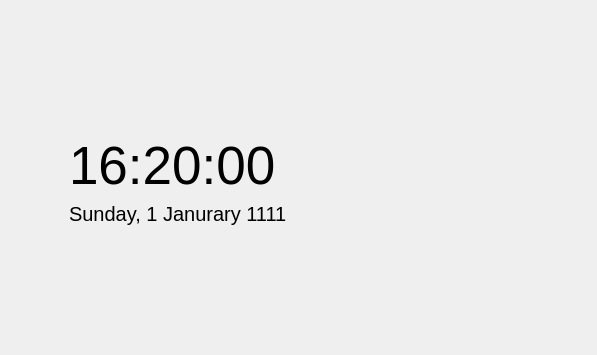
Old version of the form infopanedropdown.ui in the repository vicr123/theshell.
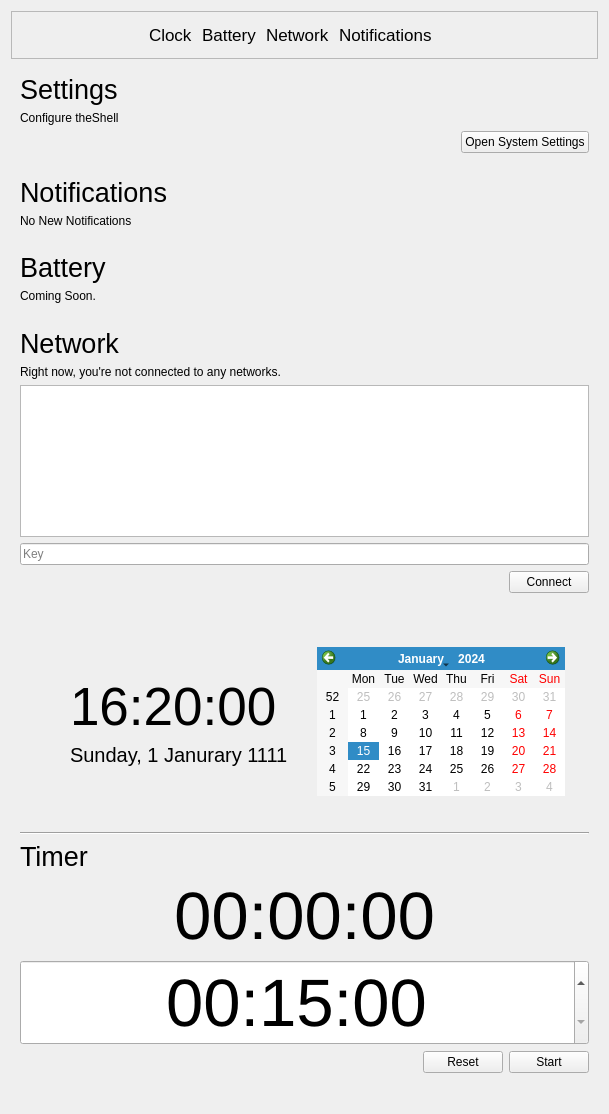
New version of the form. Icons and pictures are not drawn. Custom widgets are drawn as their Qt base class.

What changed in the file:
```diff
--- a/infopanedropdown.ui
+++ b/infopanedropdown.ui
@@ -6,37 +6,248 @@
    <rect>
     <x>0</x>
     <y>0</y>
-    <width>597</width>
-    <height>355</height>
+    <width>609</width>
+    <height>1114</height>
    </rect>
   </property>
   <property name="windowTitle">
    <string>Dialog</string>
   </property>
-  <widget class="QFrame" name="clockFrame">
-   <property name="geometry">
-    <rect>
-     <x>10</x>
-     <y>10</y>
-     <width>581</width>
-     <height>341</height>
-    </rect>
-   </property>
-   <property name="frameShape">
-    <enum>QFrame::NoFrame</enum>
-   </property>
-   <property name="frameShadow">
-    <enum>QFrame::Raised</enum>
-   </property>
-   <layout class="QHBoxLayout" name="horizontalLayout">
-    <item>
-     <layout class="QVBoxLayout" name="verticalLayout">
-      <property name="leftMargin">
-       <number>50</number>
+  <layout class="QVBoxLayout" name="verticalLayout_3">
+   <item>
+    <widget class="QFrame" name="partFrame">
+     <property name="font">
+      <font>
+       <pointsize>13</pointsize>
+      </font>
+     </property>
+     <property name="frameShape">
+      <enum>QFrame::StyledPanel</enum>
+     </property>
+     <property name="frameShadow">
+      <enum>QFrame::Raised</enum>
+     </property>
+     <layout class="QHBoxLayout" name="horizontalLayout_2">
+      <property name="spacing">
+       <number>10</number>
       </property>
       <item>
-       <spacer name="verticalSpacer_2">
+       <widget class="QPushButton" name="pushButton">
+        <property name="text">
+         <string/>
+        </property>
+        <property name="icon">
+         <iconset theme="window-close">
+          <normaloff>.</normaloff>.</iconset>
+        </property>
+        <property name="iconSize">
+         <size>
+          <width>16</width>
+          <height>16</height>
+         </size>
+        </property>
+        <property name="flat">
+         <bool>true</bool>
+        </property>
+       </widget>
+      </item>
+      <item>
+       <widget class="QPushButton" name="pushButton_5">
+        <property name="text">
+         <string/>
+        </property>
+        <property name="icon">
+         <iconset theme="go-previous">
+          <normaloff>.</normaloff>.</iconset>
+        </property>
+        <property name="iconSize">
+         <size>
+          <width>24</width>
+          <height>24</height>
+         </size>
+        </property>
+        <property name="flat">
+         <bool>true</bool>
+        </property>
+       </widget>
+      </item>
+      <item>
+       <widget class="ClickableLabel" name="clockLabel">
+        <property name="enabled">
+         <bool>true</bool>
+        </property>
+        <property name="text">
+         <string>Clock</string>
+        </property>
+       </widget>
+      </item>
+      <item>
+       <widget class="ClickableLabel" name="batteryLabel">
+        <property name="text">
+         <string>Battery</string>
+        </property>
+       </widget>
+      </item>
+      <item>
+       <widget class="ClickableLabel" name="networkLabel">
+        <property name="text">
+         <string>Network</string>
+        </property>
+       </widget>
+      </item>
+      <item>
+       <widget class="ClickableLabel" name="notificationsLabel">
+        <property name="text">
+         <string>Notifications</string>
+        </property>
+       </widget>
+      </item>
+      <item>
+       <widget class="QPushButton" name="pushButton_6">
+        <property name="text">
+         <string/>
+        </property>
+        <property name="icon">
+         <iconset theme="go-next">
+          <normaloff>.</normaloff>.</iconset>
+        </property>
+        <property name="iconSize">
+         <size>
+          <width>24</width>
+          <height>24</height>
+         </size>
+        </property>
+        <property name="flat">
+         <bool>true</bool>
+        </property>
+       </widget>
+      </item>
+      <item>
+       <spacer name="horizontalSpacer">
         <property name="orientation">
+         <enum>Qt::Horizontal</enum>
+        </property>
+        <property name="sizeHint" stdset="0">
+         <size>
+          <width>40</width>
+          <height>20</height>
+         </size>
+        </property>
+       </spacer>
+      </item>
+      <item>
+       <widget class="QPushButton" name="pushButton_7">
+        <property name="text">
+         <string/>
+        </property>
+        <property name="icon">
+         <iconset theme="settings-configure">
+          <normaloff>.</normaloff>.</iconset>
+        </property>
+        <property name="flat">
+         <bool>true</bool>
+        </property>
+       </widget>
+      </item>
+     </layout>
+    </widget>
+   </item>
+   <item>
+    <widget class="QFrame" name="settingsFrame">
+     <property name="frameShape">
+      <enum>QFrame::NoFrame</enum>
+     </property>
+     <property name="frameShadow">
+      <enum>QFrame::Raised</enum>
+     </property>
+     <layout class="QVBoxLayout" name="verticalLayout_8">
+      <item>
+       <widget class="QLabel" name="label_15">
+        <property name="font">
+         <font>
+          <pointsize>20</pointsize>
+         </font>
+        </property>
+        <property name="text">
+         <string>Settings</string>
+        </property>
+       </widget>
+      </item>
+      <item>
+       <widget class="QLabel" name="label_16">
+        <property name="sizePolicy">
+         <sizepolicy hsizetype="Preferred" vsizetype="Expanding">
+          <horstretch>0</horstretch>
+          <verstretch>0</verstretch>
+         </sizepolicy>
+        </property>
+        <property name="text">
+         <string>Configure theShell</string>
+        </property>
+       </widget>
+      </item>
+      <item>
+       <layout class="QHBoxLayout" name="horizontalLayout_5">
+        <item>
+         <spacer name="horizontalSpacer_6">
+          <property name="orientation">
+           <enum>Qt::Horizontal</enum>
+          </property>
+          <property name="sizeHint" stdset="0">
+           <size>
+            <width>40</width>
+            <height>20</height>
+           </size>
+          </property>
+         </spacer>
+        </item>
+        <item>
+         <widget class="QPushButton" name="pushButton_8">
+          <property name="text">
+           <string>Open System Settings</string>
+          </property>
+          <property name="icon">
+           <iconset theme="systemsettings">
+            <normaloff>.</normaloff>.</iconset>
+          </property>
+         </widget>
+        </item>
+       </layout>
+      </item>
+     </layout>
+    </widget>
+   </item>
+   <item>
+    <widget class="QFrame" name="notificationsFrame">
+     <property name="frameShape">
+      <enum>QFrame::NoFrame</enum>
+     </property>
+     <property name="frameShadow">
+      <enum>QFrame::Raised</enum>
+     </property>
+     <layout class="QVBoxLayout" name="verticalLayout_7">
+      <item>
+       <widget class="QLabel" name="label_12">
+        <property name="font">
+         <font>
+          <pointsize>20</pointsize>
+         </font>
+        </property>
+        <property name="text">
+         <string>Notifications</string>
+        </property>
+       </widget>
+      </item>
+      <item>
+       <widget class="QLabel" name="label_13">
+        <property name="text">
+         <string>No New Notifications</string>
+        </property>
+       </widget>
+      </item>
+      <item>
+       <spacer name="verticalSpacer_6">
+        <property name="orientation">
          <enum>Qt::Vertical</enum>
         </property>
         <property name="sizeHint" stdset="0">
@@ -47,33 +258,383 @@
         </property>
        </spacer>
       </item>
+     </layout>
+    </widget>
+   </item>
+   <item>
+    <widget class="QFrame" name="batteryFrame">
+     <property name="frameShape">
+      <enum>QFrame::NoFrame</enum>
+     </property>
+     <property name="frameShadow">
+      <enum>QFrame::Raised</enum>
+     </property>
+     <layout class="QVBoxLayout" name="verticalLayout_6">
       <item>
-       <widget class="QLabel" name="label">
+       <widget class="QLabel" name="label_11">
         <property name="font">
          <font>
-          <pointsize>40</pointsize>
+          <pointsize>20</pointsize>
          </font>
         </property>
         <property name="text">
-         <string>16:20:00</string>
+         <string>Battery</string>
         </property>
        </widget>
       </item>
       <item>
-       <widget class="QLabel" name="label_2">
+       <widget class="QLabel" name="label_14">
+        <property name="text">
+         <string>Coming Soon.</string>
+        </property>
+       </widget>
+      </item>
+      <item>
+       <spacer name="verticalSpacer_7">
+        <property name="orientation">
+         <enum>Qt::Vertical</enum>
+        </property>
+        <property name="sizeHint" stdset="0">
+         <size>
+          <width>20</width>
+          <height>40</height>
+         </size>
+        </property>
+       </spacer>
+      </item>
+     </layout>
+    </widget>
+   </item>
+   <item>
+    <widget class="QFrame" name="networkFrame">
+     <property name="frameShape">
+      <enum>QFrame::NoFrame</enum>
+     </property>
+     <property name="frameShadow">
+      <enum>QFrame::Raised</enum>
+     </property>
+     <layout class="QVBoxLayout" name="verticalLayout_2">
+      <item>
+       <widget class="QLabel" name="label_9">
         <property name="font">
          <font>
-          <pointsize>15</pointsize>
+          <pointsize>20</pointsize>
          </font>
         </property>
         <property name="text">
-         <string>Sunday, 1 Janurary 1111</string>
+         <string>Network</string>
         </property>
        </widget>
       </item>
       <item>
-       <spacer name="verticalSpacer">
+       <widget class="QLabel" name="label_10">
+        <property name="text">
+         <string>Right now, you're not connected to any networks.</string>
+        </property>
+       </widget>
+      </item>
+      <item>
+       <widget class="QListWidget" name="listWidget"/>
+      </item>
+      <item>
+       <widget class="QLineEdit" name="lineEdit">
+        <property name="echoMode">
+         <enum>QLineEdit::Password</enum>
+        </property>
+        <property name="placeholderText">
+         <string>Key</string>
+        </property>
+       </widget>
+      </item>
+      <item>
+       <layout class="QHBoxLayout" name="horizontalLayout_4">
+        <item>
+         <spacer name="horizontalSpacer_5">
+          <property name="orientation">
+           <enum>Qt::Horizontal</enum>
+          </property>
+          <property name="sizeHint" stdset="0">
+           <size>
+            <width>40</width>
+            <height>20</height>
+           </size>
+          </property>
+         </spacer>
+        </item>
+        <item>
+         <widget class="QPushButton" name="pushButton_4">
+          <property name="text">
+           <string>Connect</string>
+          </property>
+          <property name="icon">
+           <iconset theme="network-connect">
+            <normaloff>.</normaloff>.</iconset>
+          </property>
+         </widget>
+        </item>
+       </layout>
+      </item>
+     </layout>
+    </widget>
+   </item>
+   <item>
+    <widget class="QFrame" name="clockFrame">
+     <property name="frameShape">
+      <enum>QFrame::NoFrame</enum>
+     </property>
+     <property name="frameShadow">
+      <enum>QFrame::Raised</enum>
+     </property>
+     <layout class="QVBoxLayout" name="verticalLayout_4">
+      <item>
+       <layout class="QHBoxLayout" name="horizontalLayout_3">
+        <item>
+         <layout class="QVBoxLayout" name="verticalLayout">
+          <property name="leftMargin">
+           <number>50</number>
+          </property>
+          <item>
+           <spacer name="verticalSpacer_2">
+            <property name="orientation">
+             <enum>Qt::Vertical</enum>
+            </property>
+            <property name="sizeHint" stdset="0">
+             <size>
+              <width>20</width>
+              <height>40</height>
+             </size>
+            </property>
+           </spacer>
+          </item>
+          <item>
+           <widget class="QLabel" name="time">
+            <property name="font">
+             <font>
+              <pointsize>40</pointsize>
+             </font>
+            </property>
+            <property name="text">
+             <string>16:20:00</string>
+            </property>
+           </widget>
+          </item>
+          <item>
+           <widget class="QLabel" name="date">
+            <property name="font">
+             <font>
+              <pointsize>15</pointsize>
+             </font>
+            </property>
+            <property name="text">
+             <string>Sunday, 1 Janurary 1111</string>
+            </property>
+           </widget>
+          </item>
+          <item>
+           <spacer name="verticalSpacer">
+            <property name="orientation">
+             <enum>Qt::Vertical</enum>
+            </property>
+            <property name="sizeHint" stdset="0">
+             <size>
+              <width>20</width>
+              <height>40</height>
+             </size>
+            </property>
+           </spacer>
+          </item>
+         </layout>
+        </item>
+        <item>
+         <layout class="QGridLayout" name="gridLayout">
+          <item row="1" column="1">
+           <widget class="QCalendarWidget" name="calendarWidget">
+            <property name="sizePolicy">
+             <sizepolicy hsizetype="Minimum" vsizetype="Minimum">
+              <horstretch>0</horstretch>
+              <verstretch>0</verstretch>
+             </sizepolicy>
+            </property>
+           </widget>
+          </item>
+          <item row="2" column="1">
+           <spacer name="verticalSpacer_4">
+            <property name="orientation">
+             <enum>Qt::Vertical</enum>
+            </property>
+            <property name="sizeHint" stdset="0">
+             <size>
+              <width>20</width>
+              <height>40</height>
+             </size>
+            </property>
+           </spacer>
+          </item>
+          <item row="0" column="1">
+           <spacer name="verticalSpacer_3">
+            <property name="orientation">
+             <enum>Qt::Vertical</enum>
+            </property>
+            <property name="sizeHint" stdset="0">
+             <size>
+              <width>20</width>
+              <height>40</height>
+             </size>
+            </property>
+           </spacer>
+          </item>
+          <item row="1" column="2">
+           <spacer name="horizontalSpacer_3">
+            <property name="orientation">
+             <enum>Qt::Horizontal</enum>
+            </property>
+            <property name="sizeHint" stdset="0">
+             <size>
+              <width>40</width>
+              <height>20</height>
+             </size>
+            </property>
+           </spacer>
+          </item>
+          <item row="1" column="0">
+           <spacer name="horizontalSpacer_2">
+            <property name="orientation">
+             <enum>Qt::Horizontal</enum>
+            </property>
+            <property name="sizeHint" stdset="0">
+             <size>
+              <width>40</width>
+              <height>20</height>
+             </size>
+            </property>
+           </spacer>
+          </item>
+         </layout>
+        </item>
+       </layout>
+      </item>
+      <item>
+       <widget class="Line" name="line">
         <property name="orientation">
+         <enum>Qt::Horizontal</enum>
+        </property>
+       </widget>
+      </item>
+      <item>
+       <layout class="QVBoxLayout" name="verticalLayout_5">
+        <item>
+         <widget class="QLabel" name="label_6">
+          <property name="font">
+           <font>
+            <pointsize>20</pointsize>
+           </font>
+          </property>
+          <property name="text">
+           <string>Timer</string>
+          </property>
+         </widget>
+        </item>
+        <item>
+         <widget class="QLabel" name="label_7">
+          <property name="font">
+           <font>
+            <pointsize>50</pointsize>
+           </font>
+          </property>
+          <property name="text">
+           <string>00:00:00</string>
+          </property>
+          <property name="alignment">
+           <set>Qt::AlignCenter</set>
+          </property>
+         </widget>
+        </item>
+        <item>
+         <widget class="QTimeEdit" name="timeEdit">
+          <property name="font">
+           <font>
+            <pointsize>50</pointsize>
+           </font>
+          </property>
+          <property name="alignment">
+           <set>Qt::AlignCenter</set>
+          </property>
+          <property name="dateTime">
+           <datetime>
+            <hour>0</hour>
+            <minute>15</minute>
+            <second>0</second>
+            <year>1969</year>
+            <month>12</month>
+            <day>29</day>
+           </datetime>
+          </property>
+          <property name="date">
+           <date>
+            <year>1969</year>
+            <month>12</month>
+            <day>29</day>
+           </date>
+          </property>
+          <property name="displayFormat">
+           <string>HH:mm:ss</string>
+          </property>
+          <property name="timeSpec">
+           <enum>Qt::UTC</enum>
+          </property>
+          <property name="time">
+           <time>
+            <hour>0</hour>
+            <minute>15</minute>
+            <second>0</second>
+           </time>
+          </property>
+         </widget>
+        </item>
+        <item>
+         <layout class="QHBoxLayout" name="horizontalLayout">
+          <item>
+           <spacer name="horizontalSpacer_4">
+            <property name="orientation">
+             <enum>Qt::Horizontal</enum>
+            </property>
+            <property name="sizeHint" stdset="0">
+             <size>
+              <width>40</width>
+              <height>20</height>
+             </size>
+            </property>
+           </spacer>
+          </item>
+          <item>
+           <widget class="QPushButton" name="pushButton_3">
+            <property name="text">
+             <string>Reset</string>
+            </property>
+            <property name="icon">
+             <iconset theme="edit-undo">
+              <normaloff>.</normaloff>.</iconset>
+            </property>
+           </widget>
+          </item>
+          <item>
+           <widget class="QPushButton" name="pushButton_2">
+            <property name="text">
+             <string>Start</string>
+            </property>
+            <property name="icon">
+             <iconset theme="dialog-ok">
+              <normaloff>.</normaloff>.</iconset>
+            </property>
+           </widget>
+          </item>
+         </layout>
+        </item>
+       </layout>
+      </item>
+      <item>
+       <spacer name="verticalSpacer_5">
+        <property name="orientation">
          <enum>Qt::Vertical</enum>
         </property>
         <property name="sizeHint" stdset="0">
@@ -85,32 +646,20 @@
        </spacer>
       </item>
      </layout>
-    </item>
-    <item>
-     <layout class="QVBoxLayout" name="verticalLayout_2"/>
-    </item>
-   </layout>
-  </widget>
-  <widget class="QPushButton" name="pushButton">
-   <property name="geometry">
-    <rect>
-     <x>0</x>
-     <y>0</y>
-     <width>31</width>
-     <height>26</height>
-    </rect>
-   </property>
-   <property name="text">
-    <string/>
-   </property>
-   <property name="icon">
-    <iconset theme="window-close"/>
-   </property>
-   <property name="flat">
-    <bool>true</bool>
-   </property>
-  </widget>
+    </widget>
+   </item>
+  </layout>
  </widget>
+ <customwidgets>
+  <customwidget>
+   <class>ClickableLabel</class>
+   <extends>QLabel</extends>
+   <header>clickablelabel.h</header>
+   <slots>
+    <signal>clicked()</signal>
+   </slots>
+  </customwidget>
+ </customwidgets>
  <resources/>
  <connections/>
 </ui>
```
